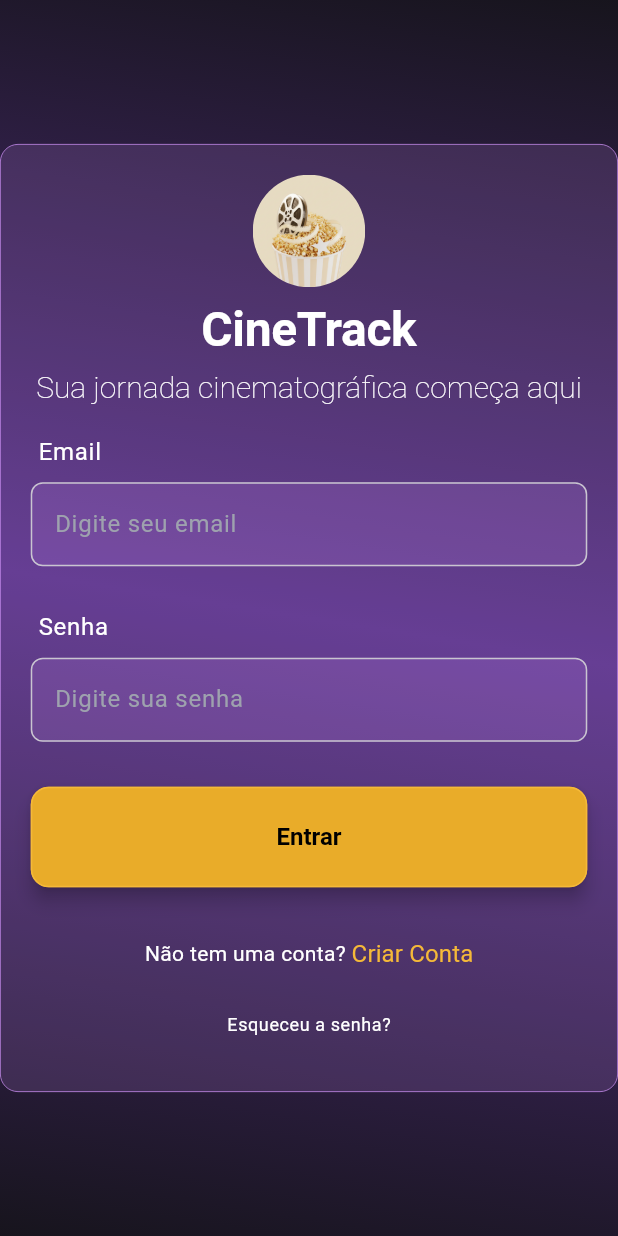
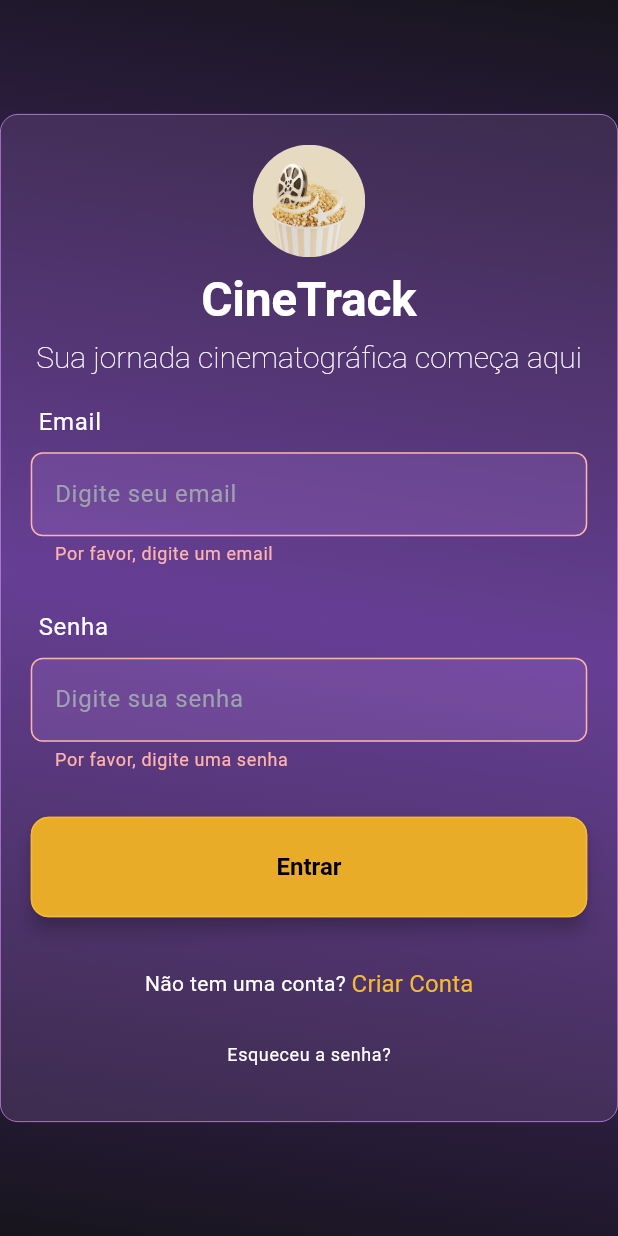
Before and after one commit to laisvarela/CineTrack_Web, a Flutter app: the screen it shows after launch, after a tap on "Entrar", on a phone screen of 412 x 824 dp. Run offline on Flutter 3.47's test engine with Material 3 defaults, Android fonts, the phone set to English and light mode, and no system bars; our stand-ins replace cloud_firestore, firebase_auth, firebase_core, flutter_dotenv, flutter_riverpod, google_fonts; accounts and stored records are empty; generated files the repository leaves out were written again.

Commit message:
:sparkles: feat: validação dos campos de login e navegação para rota home

```diff
--- a/cinetrack/lib/features/auth/create_account/create_account_screen.dart
+++ b/cinetrack/lib/features/auth/create_account/create_account_screen.dart
@@ -162,7 +162,7 @@ class _CreateAccountScreenState extends State<CreateAccountScreen> {
                       Navigator.of(context).popUntil((route) => route.isFirst);
                       Navigator.of(
                         context,
-                      ).pushReplacementNamed(HomeScreenRoutes.home);
+                      ).pushReplacementNamed('/home');
                     } on AuthException catch (e) {
                       if (!context.mounted) return;
                       showDialog(
--- a/cinetrack/lib/features/auth/login/login_screen.dart
+++ b/cinetrack/lib/features/auth/login/login_screen.dart
@@ -1,4 +1,5 @@
 import 'package:cinetrack/core/asset_images.dart';
+import 'package:cinetrack/features/auth/repositories/auth_repository.dart';
 import 'package:cinetrack/features/auth/routes/auth_routes.dart';
 import 'package:flutter/material.dart';
 
@@ -88,6 +89,10 @@ class _LoginScreenState extends State<LoginScreen> {
                           validator: (value) {
                             if (value == null || value.isEmpty) {
                               return 'Por favor, digite um email';
+                            } else if (!RegExp(
+                              r'^[\w\.-]+@[\w\.-]+\.\w+$',
+                            ).hasMatch(value)) {
+                              return "Por favor, digite um e-mail válido";
                             }
                             return null;
                           },
@@ -109,6 +114,8 @@ class _LoginScreenState extends State<LoginScreen> {
                           validator: (value) {
                             if (value == null || value.isEmpty) {
                               return 'Por favor, digite uma senha';
+                            } else if (value.length < 6) {
+                              return 'Por favor, digite uma senha válida com no mínimo 6 caracteres';
                             }
                             return null;
                           },
@@ -122,8 +129,40 @@ class _LoginScreenState extends State<LoginScreen> {
                   width: 400,
                   child: ElevatedButton(
                     style: Theme.of(context).elevatedButtonTheme.style,
-                    onPressed: () {
-                      Navigator.pushNamed(context, AuthRoutes.login);
+                    onPressed: () async {
+                      bool isValid = _formKey.currentState!.validate();
+                      if (!isValid) return;
+                      try {
+                        final authRepository = AuthRepository();
+                        await authRepository.login(
+                          email: _emailController.text,
+                          password: _passwordController.text,
+                        );
+                        if (!context.mounted) return;
+                        Navigator.of(
+                          context,
+                        ).popUntil((route) => route.isFirst);
+                        Navigator.of(context).pushReplacementNamed('/home');
+                      } on AuthException catch (e) {
+                        if (!context.mounted) return;
+                        showDialog(
+                          context: context,
+                          builder: (context) {
+                            return AlertDialog(
+                              title: Text('Erro'),
+                              content: Text(e.getMessage()),
+                              actions: [
+                                TextButton(
+                                  onPressed: () {
+                                    Navigator.of(context).pop();
+                                  },
+                                  child: Text('Ok'),
+                                ),
+                              ],
+                            );
+                          },
+                        );
+                      }
                     },
                     child: const Text('Entrar'),
                   ),
--- a/cinetrack/lib/theme/web_theme.dart
+++ b/cinetrack/lib/theme/web_theme.dart
@@ -80,6 +80,16 @@ class WebTheme {
         color: colorScheme.secondary,
         titleTextStyle: textTheme.displayLarge?.copyWith(color: Colors.white),
       ),
+
+  dialogTheme: DialogThemeData(
+    backgroundColor: colorScheme.surface,
+    shape: RoundedRectangleBorder(
+      borderRadius: BorderRadius.circular(16),
+      side: BorderSide(color: Color(0xFFf5b938), width: 1),
+    ),
+    titleTextStyle: textTheme.displayLarge?.copyWith(color: Colors.white),
+    contentTextStyle: textTheme.bodyLarge?.copyWith(color: Colors.white70),
+  ),
     );
   }
 }
```
